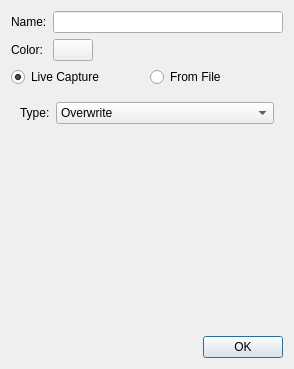
Qt form RFExperiments/Software/Application/Traces/traceeditdialog.ui (jankae/VNA) before a commit.
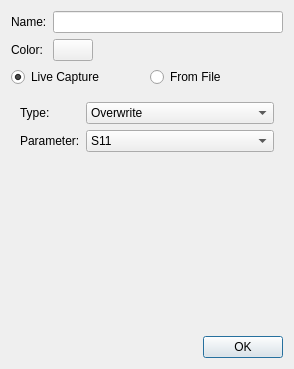
The same form after that commit. Custom widgets are drawn as their Qt base class.

Diff of the .ui file:
```diff
--- a/RFExperiments/Software/Application/Traces/traceeditdialog.ui
+++ b/RFExperiments/Software/Application/Traces/traceeditdialog.ui
@@ -111,6 +111,37 @@
          </item>
         </widget>
        </item>
+       <item row="1" column="0">
+        <widget class="QLabel" name="label_4">
+         <property name="text">
+          <string>Parameter:</string>
+         </property>
+        </widget>
+       </item>
+       <item row="1" column="1">
+        <widget class="QComboBox" name="CLiveParam">
+         <item>
+          <property name="text">
+           <string>S11</string>
+          </property>
+         </item>
+         <item>
+          <property name="text">
+           <string>S12</string>
+          </property>
+         </item>
+         <item>
+          <property name="text">
+           <string>S21</string>
+          </property>
+         </item>
+         <item>
+          <property name="text">
+           <string>S22</string>
+          </property>
+         </item>
+        </widget>
+       </item>
       </layout>
      </widget>
      <widget class="QWidget" name="page_2">
```
Left out of the diff: 2 changed lines with no effect on the pictures.
